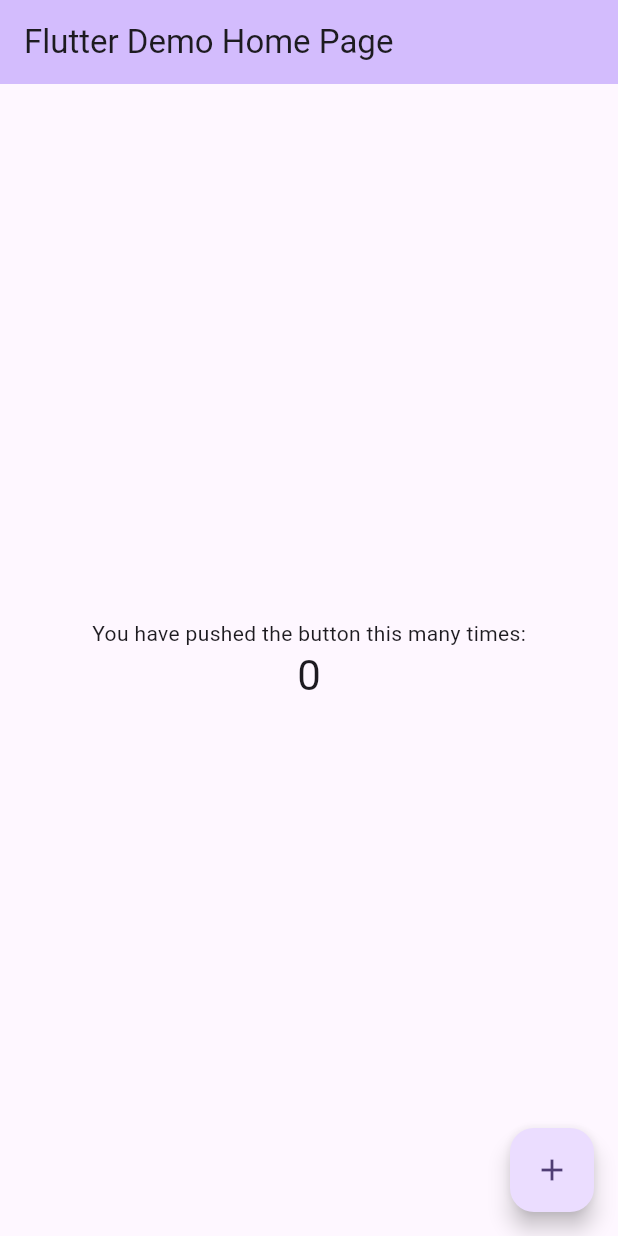
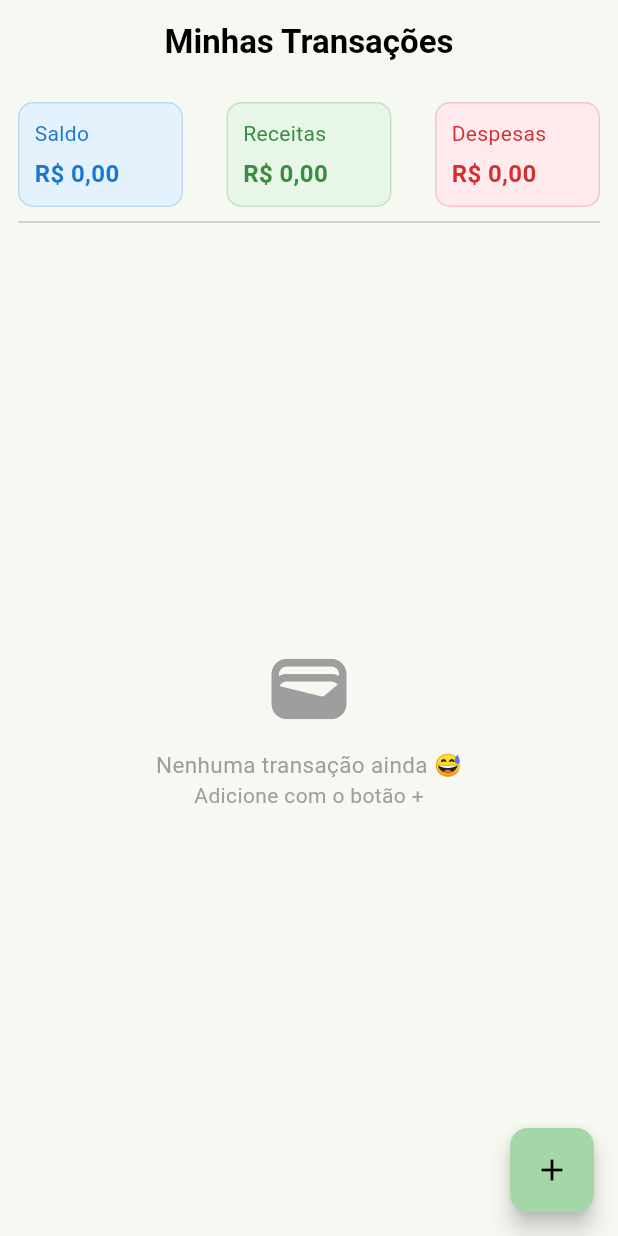
Before and after one commit to BernardoCorral/app-financas-flutter, a Flutter app: the screen it shows after launch, on a phone screen of 412 x 824 dp. Run offline on Flutter 3.47's test engine with Material 3 defaults, Android fonts, the phone set to English and light mode, and no system bars; our stand-ins replace sqflite; accounts and stored records are empty.

Commit message:
Tela principal e formulário funcionando com provider e mock DB

```diff
--- a/lib/main.dart
+++ b/lib/main.dart
@@ -1,122 +1,59 @@
 import 'package:flutter/material.dart';
+import 'package:provider/provider.dart';
+
+import 'providers/transaction_provider.dart';
+import 'screens/transactions/transactions_list_screen.dart';
+import 'screens/transactions/transaction_form_screen.dart';
 
 void main() {
-  runApp(const MyApp());
+  runApp(
+    ChangeNotifierProvider(
+      create: (_) => TransactionProvider()..loadMonth(),
+      child: const MyApp(),
+    ),
+  );
 }
 
 class MyApp extends StatelessWidget {
   const MyApp({super.key});
 
-  // This widget is the root of your application.
   @override
   Widget build(BuildContext context) {
     return MaterialApp(
-      title: 'Flutter Demo',
+      title: 'Minhas Finanças',
+      debugShowCheckedModeBanner: false,
       theme: ThemeData(
-        // This is the theme of your application.
-        //
-        // TRY THIS: Try running your application with "flutter run". You'll see
-        // the application has a purple toolbar. Then, without quitting the app,
-        // try changing the seedColor in the colorScheme below to Colors.green
-        // and then invoke "hot reload" (save your changes or press the "hot
-        // reload" button in a Flutter-supported IDE, or press "r" if you used
-        // the command line to start the app).
-        //
-        // Notice that the counter didn't reset back to zero; the application
-        // state is not lost during the reload. To reset the state, use hot
-        // restart instead.
-        //
-        // This works for code too, not just values: Most code changes can be
-        // tested with just a hot reload.
-        colorScheme: ColorScheme.fromSeed(seedColor: Colors.deepPurple),
+        colorScheme: ColorScheme.fromSeed(
+          seedColor: Colors.green,
+          background: const Color(0xFFF6F8F2),
+        ),
+        scaffoldBackgroundColor: const Color(0xFFF6F8F2),
+        appBarTheme: const AppBarTheme(
+          foregroundColor: Colors.black,
+          backgroundColor: Colors.transparent,
+          elevation: 0,
+          centerTitle: true,
+        ),
+        floatingActionButtonTheme: FloatingActionButtonThemeData(
+          backgroundColor: Colors.green.shade200,
+          foregroundColor: Colors.black,
+          shape: RoundedRectangleBorder(
+            borderRadius: BorderRadius.circular(12),
+          ),
+        ),
       ),
-      home: const MyHomePage(title: 'Flutter Demo Home Page'),
+
+      // rota inicial
+      initialRoute: '/',
+
+      // registrando TODAS as rotas nomeadas usadas no app
+      routes: {
+        '/': (context) => const TransactionsListScreen(),
+        '/transaction-form': (context) => const TransactionFormScreen(),
+        // mais pra frente:
+        // '/dashboard': (_) => const DashboardScreen(),
+        // '/settings': (_) => const SettingsScreen(),
+      },
     );
   }
 }
-
-class MyHomePage extends StatefulWidget {
-  const MyHomePage({super.key, required this.title});
-
-  // This widget is the home page of your application. It is stateful, meaning
-  // that it has a State object (defined below) that contains fields that affect
-  // how it looks.
-
-  // This class is the configuration for the state. It holds the values (in this
-  // case the title) provided by the parent (in this case the App widget) and
-  // used by the build method of the State. Fields in a Widget subclass are
-  // always marked "final".
-
-  final String title;
-
-  @override
-  State<MyHomePage> createState() => _MyHomePageState();
-}
-
-class _MyHomePageState extends State<MyHomePage> {
-  int _counter = 0;
-
-  void _incrementCounter() {
-    setState(() {
-      // This call to setState tells the Flutter framework that something has
-      // changed in this State, which causes it to rerun the build method below
-      // so that the display can reflect the updated values. If we changed
-      // _counter without calling setState(), then the build method would not be
-      // called again, and so nothing would appear to happen.
-      _counter++;
-    });
-  }
-
-  @override
-  Widget build(BuildContext context) {
-    // This method is rerun every time setState is called, for instance as done
-    // by the _incrementCounter method above.
-    //
-    // The Flutter framework has been optimized to make rerunning build methods
-    // fast, so that you can just rebuild anything that needs updating rather
-    // than having to individually change instances of widgets.
-    return Scaffold(
-      appBar: AppBar(
-        // TRY THIS: Try changing the color here to a specific color (to
-        // Colors.amber, perhaps?) and trigger a hot reload to see the AppBar
-        // change color while the other colors stay the same.
-        backgroundColor: Theme.of(context).colorScheme.inversePrimary,
-        // Here we take the value from the MyHomePage object that was created by
-        // the App.build method, and use it to set our appbar title.
-        title: Text(widget.title),
-      ),
-      body: Center(
-        // Center is a layout widget. It takes a single child and positions it
-        // in the middle of the parent.
-        child: Column(
-          // Column is also a layout widget. It takes a list of children and
-          // arranges them vertically. By default, it sizes itself to fit its
-          // children horizontally, and tries to be as tall as its parent.
-          //
-          // Column has various properties to control how it sizes itself and
-          // how it positions its children. Here we use mainAxisAlignment to
-          // center the children vertically; the main axis here is the vertical
-          // axis because Columns are vertical (the cross axis would be
-          // horizontal).
-          //
-          // TRY THIS: Invoke "debug painting" (choose the "Toggle Debug Paint"
-          // action in the IDE, or press "p" in the console), to see the
-          // wireframe for each widget.
-          mainAxisAlignment: MainAxisAlignment.center,
-          children: <Widget>[
-            const Text('You have pushed the button this many times:'),
-            Text(
-              '$_counter',
-              style: Theme.of(context).textTheme.headlineMedium,
-            ),
-          ],
-        ),
-      ),
-      floatingActionButton: FloatingActionButton(
-        onPressed: _incrementCounter,
-        tooltip: 'Increment',
-        child: const Icon(Icons.add),
-      ), // This trailing comma makes auto-formatting nicer for build methods.
-    );
-  }
-}
--- a/lib/providers/transaction_provider.dart
+++ b/lib/providers/transaction_provider.dart
@@ -1,11 +1,19 @@
-import 'package:flutter/foundation.dart';
+import 'package:flutter/foundation.dart' show ChangeNotifier, kIsWeb;
 import '../models/transaction_model.dart';
 import '../services/db_service.dart';
+import '../services/db_service_mock.dart';
 
 class TransactionProvider extends ChangeNotifier {
-  final DbService _db = DbService();
+  late final dynamic _db;
 
-  // estado interno
+  TransactionProvider() {
+    if (kIsWeb) {
+      _db = DbServiceMock();
+    } else {
+      _db = DbService();
+    }
+  }
+
   List<TransactionModel> _currentMonthTransactions = [];
   double _totalIncome = 0.0;
   double _totalExpense = 0.0;
@@ -20,7 +28,7 @@ class TransactionProvider extends ChangeNotifier {
   Map<String, double> get expenseByCategory => _expenseByCategory;
   DateTime get selectedMonth => _selectedMonth;
 
-  // Carrega dados iniciais (chamar isso no init do app)
+  // carregar dados do mês
   Future<void> loadMonth([DateTime? month]) async {
     if (month != null) {
       _selectedMonth = month;
@@ -37,26 +45,22 @@ class TransactionProvider extends ChangeNotifier {
     notifyListeners();
   }
 
-  // adicionar transação
   Future<void> addTransaction(TransactionModel tx) async {
     await _db.insertTransaction(tx);
-    await loadMonth(_selectedMonth); // recarrega estado
+    await loadMonth(_selectedMonth);
   }
 
-  // editar transação
   Future<void> editTransaction(TransactionModel tx) async {
     if (tx.id == null) return;
     await _db.updateTransaction(tx);
     await loadMonth(_selectedMonth);
   }
 
-  // deletar transação
   Future<void> deleteTransaction(int id) async {
     await _db.deleteTransaction(id);
     await loadMonth(_selectedMonth);
   }
 
-  // trocar de mês (pra futuro: navegação entre meses na UI)
   Future<void> changeMonth(DateTime newMonth) async {
     await loadMonth(newMonth);
   }
--- a/lib/screens/transactions/transactions_list_screen.dart
+++ b/lib/screens/transactions/transactions_list_screen.dart
@@ -0,0 +1,172 @@
+import 'package:flutter/material.dart';
+import 'package:provider/provider.dart';
+import 'package:flutter_application_1/providers/transaction_provider.dart';
+import 'package:flutter_application_1/widgets/transaction_tile.dart';
+import 'package:flutter_application_1/utils/formatters.dart';
+
+class TransactionsListScreen extends StatelessWidget {
+  const TransactionsListScreen({super.key});
+
+  @override
+  Widget build(BuildContext context) {
+    final provider = context.watch<TransactionProvider>();
+    final transacoes = provider.transactions;
+    final saldo = provider.balance;
+    final receitas = provider.totalIncome;
+    final despesas = provider.totalExpense;
+
+    return Scaffold(
+      backgroundColor: const Color(0xFFF6F8F2),
+      appBar: AppBar(
+        title: const Text(
+          'Minhas Transações',
+          style: TextStyle(fontWeight: FontWeight.bold),
+        ),
+        backgroundColor: Colors.transparent,
+        elevation: 0,
+        centerTitle: true,
+      ),
+      body: Padding(
+        padding: const EdgeInsets.all(12),
+        child: Column(
+          children: [
+            // --- CARDS DE SALDO / RECEITAS / DESPESAS ---
+            Row(
+              mainAxisAlignment: MainAxisAlignment.spaceBetween,
+              children: [
+                _ResumoCard(
+                  titulo: 'Saldo',
+                  valor: saldo,
+                  corTexto: Colors.blue.shade700,
+                  corFundo: Colors.blue.shade50,
+                ),
+                _ResumoCard(
+                  titulo: 'Receitas',
+                  valor: receitas,
+                  corTexto: Colors.green.shade700,
+                  corFundo: Colors.green.shade50,
+                ),
+                _ResumoCard(
+                  titulo: 'Despesas',
+                  valor: despesas,
+                  corTexto: Colors.red.shade700,
+                  corFundo: Colors.red.shade50,
+                ),
+              ],
+            ),
+            const Divider(height: 20),
+
+            // --- LISTA DE TRANSAÇÕES ---
+            Expanded(
+              child: transacoes.isEmpty
+                  ? const Center(
+                      child: Column(
+                        mainAxisAlignment: MainAxisAlignment.center,
+                        children: [
+                          Icon(Icons.wallet_outlined,
+                              size: 60, color: Colors.grey),
+                          SizedBox(height: 10),
+                          Text(
+                            'Nenhuma transação ainda 😅',
+                            style: TextStyle(color: Colors.grey, fontSize: 15),
+                          ),
+                          Text(
+                            'Adicione com o botão +',
+                            style: TextStyle(color: Colors.grey),
+                          ),
+                        ],
+                      ),
+                    )
+                  : ListView.separated(
+                      itemCount: transacoes.length,
+                      separatorBuilder: (_, __) => const Divider(height: 0),
+                      itemBuilder: (context, index) {
+                        final tx = transacoes[index];
+                        return Dismissible(
+                          key: ValueKey(tx.id ?? index),
+                          direction: DismissDirection.endToStart,
+                          background: Container(
+                            color: Colors.red,
+                            alignment: Alignment.centerRight,
+                            padding:
+                                const EdgeInsets.symmetric(horizontal: 20),
+                            child: const Icon(Icons.delete,
+                                color: Colors.white),
+                          ),
+                          onDismissed: (_) async {
+                            await context
+                                .read<TransactionProvider>()
+                                .deleteTransaction(tx.id!);
+                            ScaffoldMessenger.of(context).showSnackBar(
+                              SnackBar(
+                                content: Text('${tx.description} excluída.'),
+                                duration: const Duration(seconds: 2),
+                              ),
+                            );
+                          },
+                          child: TransactionTile(
+                            tx: tx,
+                            onEdit: () {
+                              // próxima etapa: abrir edição
+                            },
+                          ),
+                        );
+                      },
+                    ),
+            ),
+          ],
+        ),
+      ),
+      floatingActionButton: FloatingActionButton(
+        backgroundColor: Colors.green.shade200,
+        child: const Icon(Icons.add, color: Colors.black),
+        onPressed: () {
+          Navigator.pushNamed(context, '/transaction-form');
+        },
+      ),
+    );
+  }
+}
+
+// --- COMPONENTE DE CARD RESUMO ---
+class _ResumoCard extends StatelessWidget {
+  final String titulo;
+  final double valor;
+  final Color corTexto;
+  final Color corFundo;
+
+  const _ResumoCard({
+    required this.titulo,
+    required this.valor,
+    required this.corTexto,
+    required this.corFundo,
+  });
+
+  @override
+  Widget build(BuildContext context) {
+    return Container(
+      width: 110,
+      padding: const EdgeInsets.all(10),
+      decoration: BoxDecoration(
+        color: corFundo,
+        borderRadius: BorderRadius.circular(10),
+        border: Border.all(color: corTexto.withOpacity(0.2)),
+      ),
+      child: Column(
+        crossAxisAlignment: CrossAxisAlignment.start,
+        children: [
+          Text(titulo, style: TextStyle(color: corTexto)),
+          const SizedBox(height: 5),
+          Text(
+            formatCurrency(valor),
+            style: TextStyle(
+              color: corTexto,
+              fontWeight: FontWeight.bold,
+              fontSize: 16,
+            ),
+          ),
+        ],
+      ),
+    );
+  }
+}
--- a/lib/utils/formatters.dart
+++ b/lib/utils/formatters.dart
@@ -0,0 +1,19 @@
+import 'package:intl/intl.dart';
+
+// Se der erro de import do intl, adiciona no pubspec.yaml:
+// intl: ^0.19.0
+// e roda flutter pub get
+
+String formatDate(DateTime date) {
+  // Ex: 01/11/2025
+  return DateFormat('dd/MM/yyyy').format(date);
+}
+
+String formatCurrency(double value) {
+  // Ex: R$ 75,90
+  final NumberFormat formatter = NumberFormat.currency(
+    locale: 'pt_BR',
+    symbol: 'R\$',
+  );
+  return formatter.format(value);
+}
--- a/pubspec.yaml
+++ b/pubspec.yaml
@@ -11,6 +11,8 @@ dependencies:
   flutter:
     sdk: flutter
   cupertino_icons: ^1.0.8
+  intl: ^0.19.0
+
 
   # Estado global
   provider: ^6.0.5
```
Also changed, not shown: lib/screens/transactions/transaction_form_screen.dart (+232 -0 lines), lib/services/db_service_mock.dart (added, +74 -0 lines), lib/widgets/transaction_tile.dart (+53 -0 lines), pubspec.lock, 1 other file.
